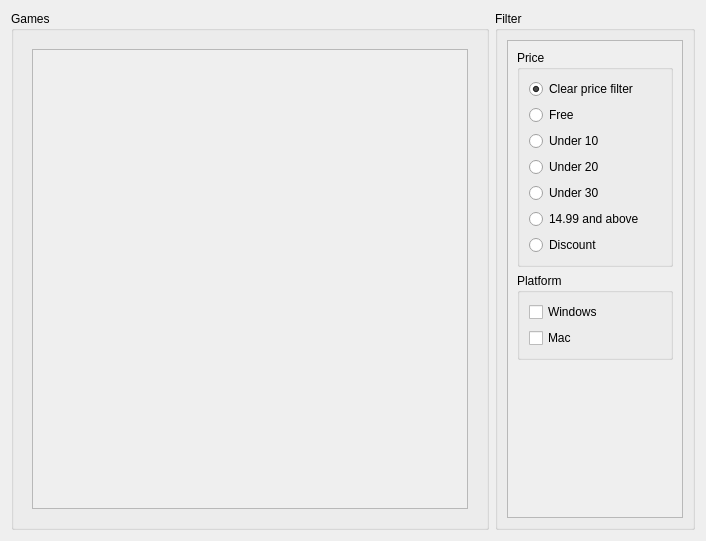
Old version of the form rare/ui/components/tabs/store/browse_games.ui in the repository RareDevs/Rare.
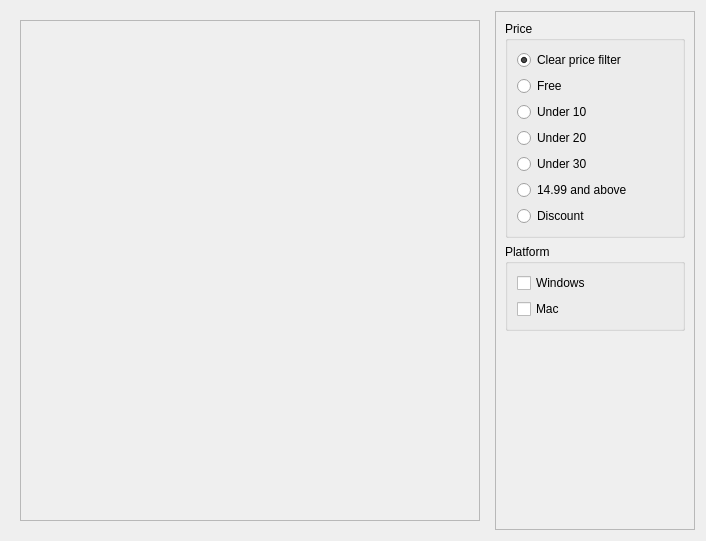
New version of the form. The open tabs and pages were chosen to show the change.

Commit message: Fix bug if change filter too fast

Patch:
```diff
--- a/rare/ui/components/tabs/store/browse_games.ui
+++ b/rare/ui/components/tabs/store/browse_games.ui
@@ -15,12 +15,6 @@
   </property>
   <layout class="QHBoxLayout" name="horizontalLayout_2">
    <item>
-    <widget class="QGroupBox" name="games_gb">
-     <property name="title">
-      <string>Games</string>
-     </property>
-     <layout class="QVBoxLayout" name="verticalLayout_4">
-      <item>
        <widget class="QStackedWidget" name="stack">
         <property name="currentIndex">
          <number>1</number>
@@ -37,8 +31,8 @@
               <rect>
                <x>0</x>
                <y>0</y>
-               <width>394</width>
-               <height>306</height>
+            <width>462</width>
+            <height>503</height>
               </rect>
              </property>
             </widget>
@@ -72,35 +66,14 @@
         </widget>
        </widget>
       </item>
-     </layout>
-    </widget>
-   </item>
    <item>
-    <widget class="QGroupBox" name="filter_gb">
-     <property name="sizePolicy">
-      <sizepolicy hsizetype="Preferred" vsizetype="Preferred">
-       <horstretch>0</horstretch>
-       <verstretch>0</verstretch>
-      </sizepolicy>
-     </property>
+    <widget class="QScrollArea" name="filter_scroll">
      <property name="maximumSize">
       <size>
        <width>200</width>
        <height>16777215</height>
       </size>
      </property>
-     <property name="title">
-      <string>Filter</string>
-     </property>
-     <property name="flat">
-      <bool>false</bool>
-     </property>
-     <property name="checkable">
-      <bool>false</bool>
-     </property>
-     <layout class="QVBoxLayout" name="verticalLayout">
-      <item>
-       <widget class="QScrollArea" name="filter_scroll">
         <property name="widgetResizable">
          <bool>true</bool>
         </property>
@@ -109,8 +82,8 @@
           <rect>
            <x>0</x>
            <y>0</y>
-           <width>174</width>
-           <height>479</height>
+        <width>198</width>
+        <height>521</height>
           </rect>
          </property>
          <layout class="QVBoxLayout" name="verticalLayout_3">
@@ -213,9 +186,6 @@
           </item>
          </layout>
         </widget>
-       </widget>
-      </item>
-     </layout>
     </widget>
    </item>
   </layout>
```
Left out of the diff: 2 changed lines with no effect on the pictures. Lines whose indentation alone changed are shown as unchanged. The commit also changes 2 other files.
